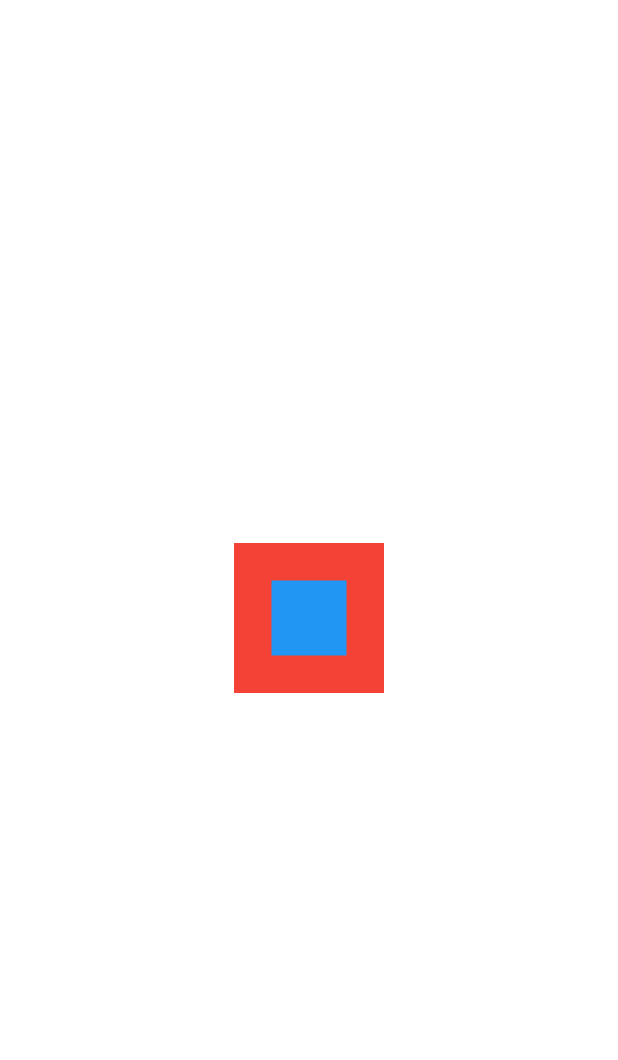
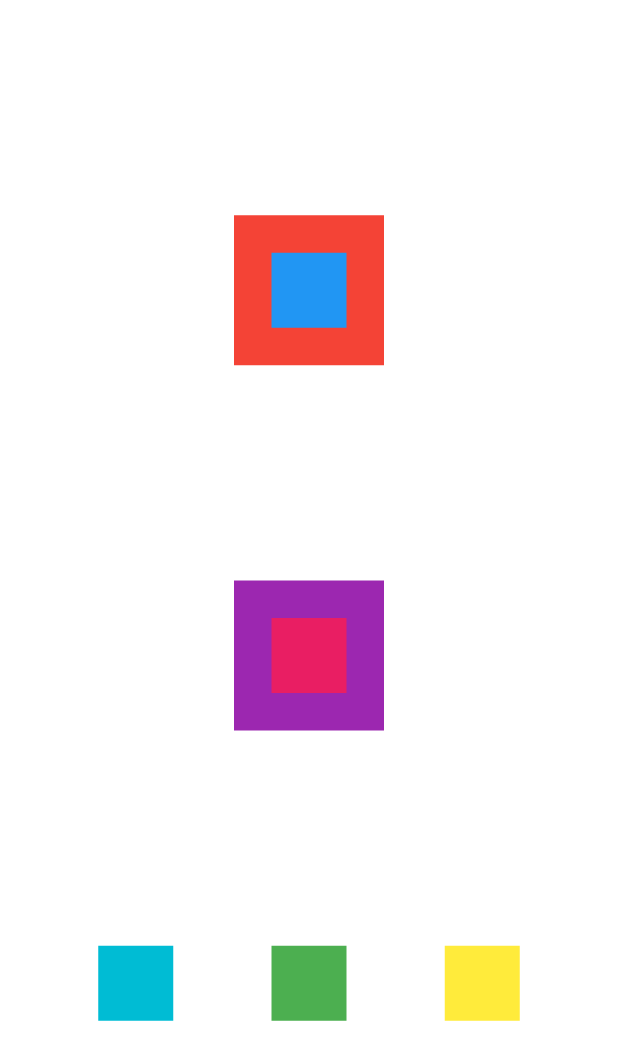
Before and after one commit to arailson/Primeiro_Projeto_Dart, a Flutter app: the screen it shows after launch, on a phone screen of 412 x 824 dp. Shown: the top 1060 px of the screen. Run offline on Flutter 3.47's test engine with Material 2 defaults, Android fonts, the phone set to English and light mode, and no system bars.

Commit message:
Column e Row

```diff
--- a/lib/main.dart
+++ b/lib/main.dart
@@ -24,13 +24,62 @@ class MyApp extends StatelessWidget {
           // is not restarted.
           primarySwatch: Colors.blue,
         ),
-      home: Stack(
+        home: Column(
+          mainAxisAlignment: MainAxisAlignment.spaceEvenly,
+          crossAxisAlignment: CrossAxisAlignment.center,
+          children: [
+            Stack(
               alignment: AlignmentDirectional.center,
               children: [
-          Container(color: Colors.red, width: 100, height: 100,),
-          Container(color: Colors.blue, width: 50, height: 50,),
+                Container(
+                  color: Colors.red,
+                  width: 100,
+                  height: 100,
+                ),
+                Container(
+                  color: Colors.blue,
+                  width: 50,
+                  height: 50,
+                )
               ],
             ),
-    );
+            Stack(
+              alignment: AlignmentDirectional.center,
+              children: [
+                Container(
+                  color: Colors.purple,
+                  width: 100,
+                  height: 100,
+                ),
+                Container(
+                  color: Colors.pink,
+                  width: 50,
+                  height: 50,
+                )
+              ],
+            ),
+            Row(
+              mainAxisAlignment: MainAxisAlignment.spaceEvenly,
+              crossAxisAlignment: CrossAxisAlignment.center,
+              children: [
+                Container(
+                  color: Colors.cyan,
+                  height: 50,
+                  width: 50,
+                ),
+                Container(
+                  color: Colors.green,
+                  height: 50,
+                  width: 50,
+                ),
+                Container(
+                  color: Colors.yellow,
+                  height: 50,
+                  width: 50,
+                ),
+              ],
+            )
+          ],
+        ));
   }
 }
```
Lines whose indentation alone changed are shown as unchanged.
